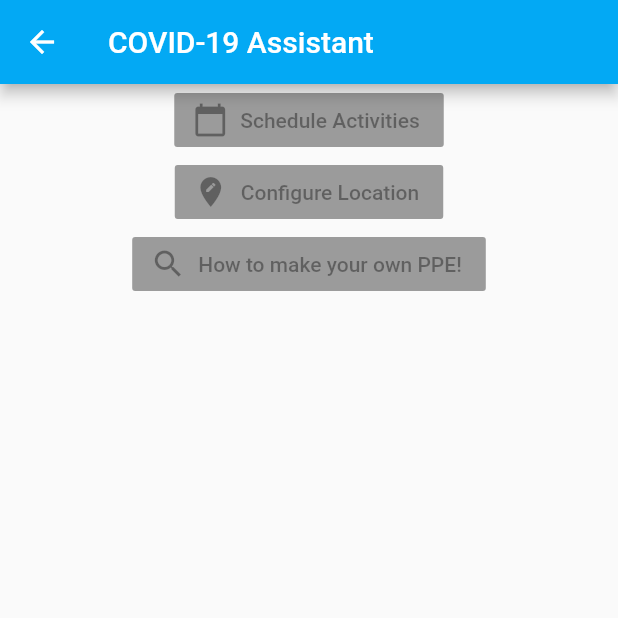
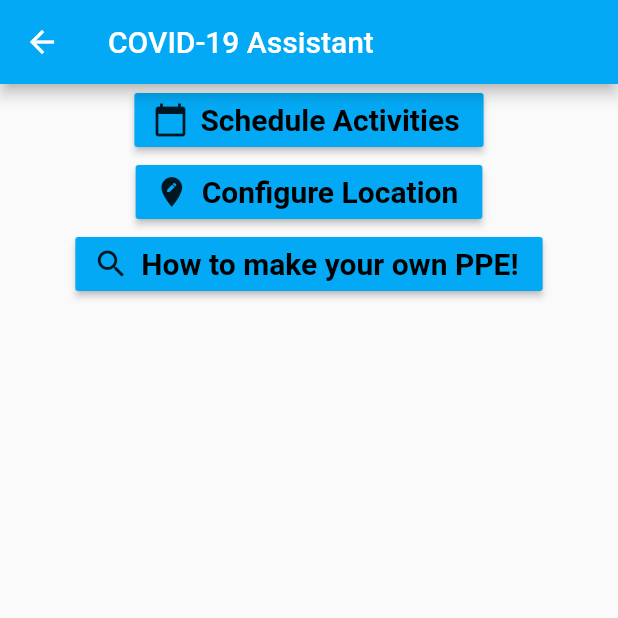
Before and after one commit to aeshon/Hygenie-Silicon-Valley-Hacks-Submission-, a Flutter app: the MainPage screen opened directly, on a phone screen of 412 x 824 dp, the top half of it. Run offline on Flutter 3.47's test engine with Material 2 defaults, Android fonts, the phone set to English and light mode, and no system bars; our stand-ins replace fluttertoast, google_maps_flutter, location.

Commit message:
working on UI

```diff
--- a/lib/main.dart
+++ b/lib/main.dart
@@ -1,6 +1,7 @@
 import 'dart:async';
 
 import 'package:flutter/material.dart';
+import 'package:flutter/rendering.dart';
 import 'package:google_maps_flutter/google_maps_flutter.dart';
 import 'package:location/location.dart';
 import 'package:fluttertoast/fluttertoast.dart';
@@ -122,6 +123,9 @@ class MainPage extends StatelessWidget{
 
   @override
   Widget build(BuildContext context) {
+    Route route1 = MaterialPageRoute(builder: (context) => ScheduleActivitiesPage());
+    Route route2 = MaterialPageRoute(builder: (context) => ConfigureLocationPage());
+    Route route3 = MaterialPageRoute(builder: (context) => FindPPEPage());
     return Scaffold(
       appBar: AppBar(
         title: Text('COVID-19 Assistant'),
@@ -131,27 +135,60 @@ class MainPage extends StatelessWidget{
         child: Column(
           children: <Widget>[
             new RaisedButton.icon(
-                onPressed: null,
+                onPressed: () => Navigator.push(context, route1),
+                color: Colors.lightBlue,
                 icon: Icon(
                   Icons.calendar_today
                 ),
-                label: Text('Schedule Activities')
+                label: Text('Schedule Activities', style: new TextStyle(color: Colors.black, fontSize: 20, fontWeight: FontWeight.bold))
             ),
             new RaisedButton.icon(
-                onPressed: null,
+                onPressed: () => Navigator.push(context, route2),
+                color: Colors.lightBlue,
                 icon: Icon(
                   Icons.edit_location
                 ),
-                label: Text('Configure Location')),
+                label: Text('Configure Location', style: new TextStyle(color: Colors.black, fontSize: 20, fontWeight: FontWeight.bold))),
             new RaisedButton.icon(
-                onPressed: null,
+                onPressed: () => Navigator.push(context, route3),
+                color: Colors.lightBlue,
                 icon: Icon(
                   Icons.search
                 ),
-                label: Text('How to make your own PPE!'))
+                label: Text('How to make your own PPE!', style: new TextStyle(color: Colors.black, fontSize: 20, fontWeight: FontWeight.bold),))
           ],
         ),
       ),
     );
   }
 }
+
+class ScheduleActivitiesPage extends StatelessWidget{
+
+  @override
+  Widget build(BuildContext context) {
+    // TODO: implement build
+    return null;
+  }
+
+}
+
+class ConfigureLocationPage extends StatelessWidget{
+
+  @override
+  Widget build(BuildContext context) {
+    // TODO: implement build
+    return null;
+  }
+
+}
+
+class FindPPEPage extends StatelessWidget{
+
+  @override
+  Widget build(BuildContext context) {
+    // TODO: implement build
+    return null;
+  }
+
+}
```
